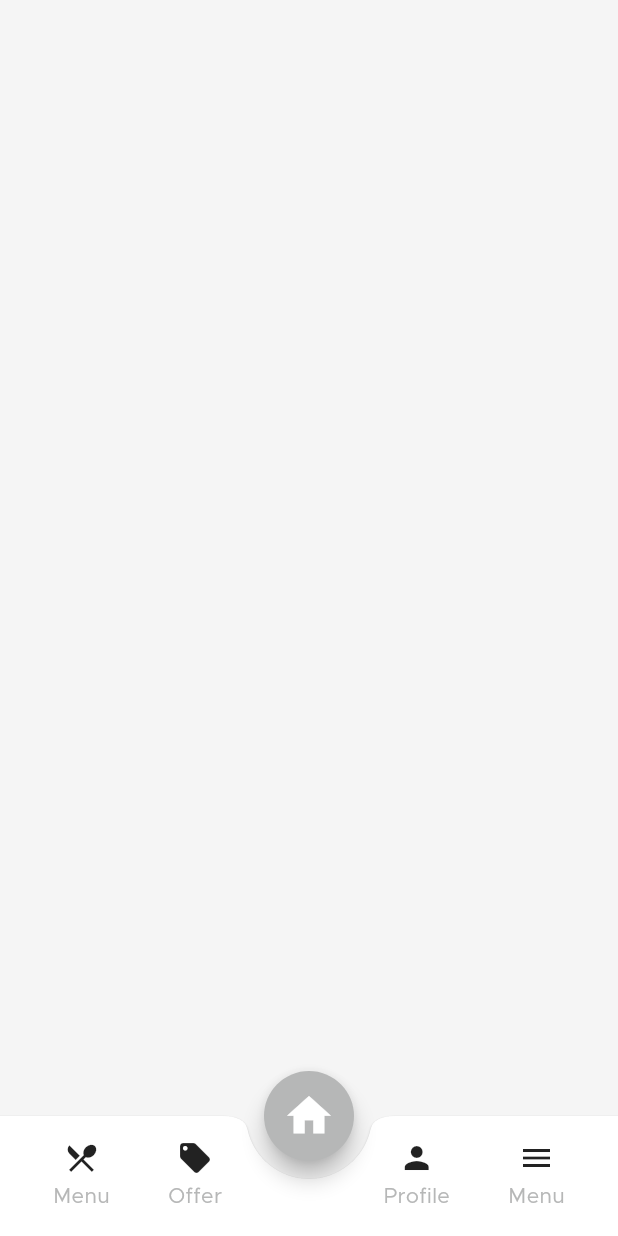
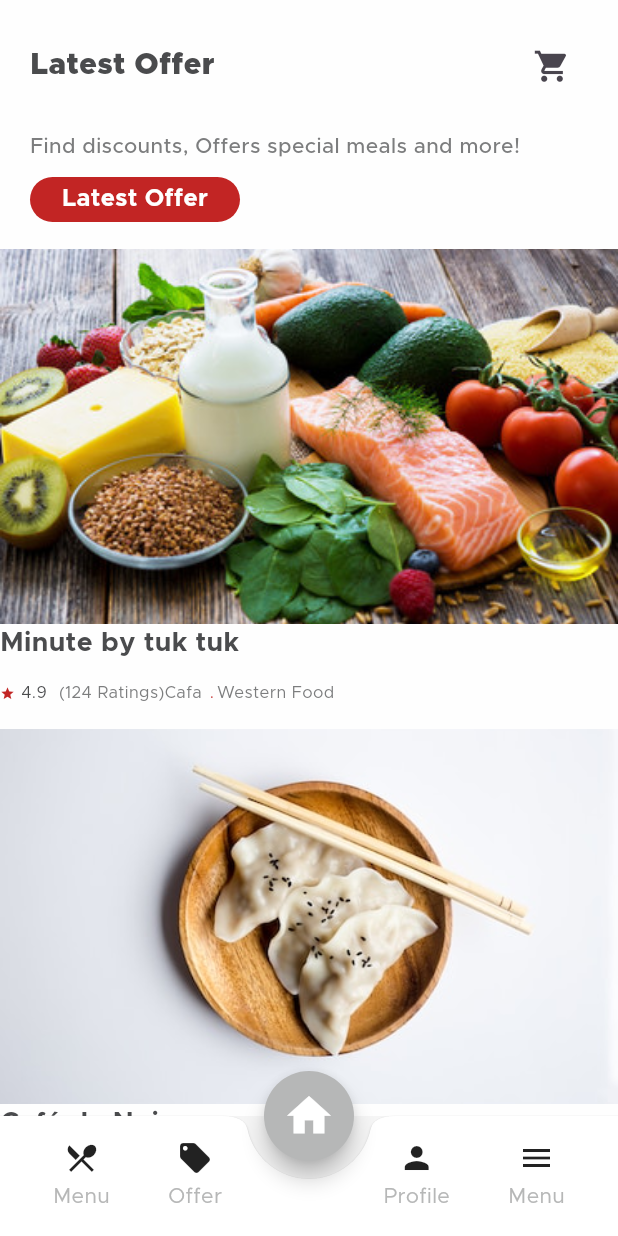
Before and after one commit to Tanmaykushwaha01/food-delivery-app-using-flutter, a Flutter app: the MainTabView screen opened directly, scrolled down 576 dp, after a tap on "Offer", on a phone screen of 412 x 824 dp. Run offline on Flutter 3.47's test engine with Material 3 defaults, Android fonts, the phone set to English and light mode, and no system bars; our stand-ins replace flutter_rating_bar, smooth_page_indicator.

Commit message:
Created Offer Page

```diff
--- /dev/null
+++ b/lib/common-widgets/Rounded-button.dart
@@ -0,0 +1,39 @@
+import 'package:flutter/material.dart';
+
+import '../common/colors.dart';
+
+enum RoundButtonType { bgPrimary, textPrimary }
+
+class RoundedButton extends StatelessWidget {
+  final VoidCallback onPressed;
+  final String title;
+  final RoundButtonType type;
+  final double fontSize;
+  const RoundedButton(
+      {super.key,
+        required this.title,
+        required this.onPressed,
+        this.fontSize = 16,
+        this.type = RoundButtonType.bgPrimary});
+
+  @override
+  Widget build(BuildContext context) {
+    return InkWell(
+      onTap: onPressed,
+      child: Container(
+        height: 56,
+        alignment: Alignment.center,
+        decoration: BoxDecoration(
+          border: type == RoundButtonType.bgPrimary ? null : Border.all(color: TColor.primaryColor, width: 1),
+          color: type == RoundButtonType.bgPrimary ? TColor.primaryColor : TColor.white,
+          borderRadius: BorderRadius.circular(28),
+        ),
+        child: Text(
+          title,
+          style: TextStyle(
+              color: type == RoundButtonType.bgPrimary ? TColor.white :  TColor.primaryColor, fontSize: fontSize, fontWeight: FontWeight.w600),
+        ),
+      ),
+    );
+  }
+}
--- a/lib/view/main-tabview/main-tabview.dart
+++ b/lib/view/main-tabview/main-tabview.dart
@@ -2,6 +2,7 @@ import 'package:fhunger/common-widgets/tab-button.dart';
 import 'package:fhunger/common/colors.dart';
 import 'package:fhunger/view/home/home-view.dart';
 import 'package:fhunger/view/menu/menu-view.dart';
+import 'package:fhunger/view/offer/offer-view.dart';
 import 'package:flutter/material.dart';
 
 class MainTabView extends StatefulWidget {
@@ -73,7 +74,7 @@ class _MainTabViewState extends State<MainTabView> {
                   onTap: () {
                     if (selectTab != 1) {
                       selectTab = 1;
-                      selectPageView = Container();
+                      selectPageView = const OfferView();
                     }
                     if (mounted) {
                       setState(() {});
--- /dev/null
+++ b/lib/view/offer/offer-view.dart
@@ -0,0 +1,132 @@
+import 'package:fhunger/common-widgets/Rounded-button.dart';
+import 'package:fhunger/common-widgets/popular-restaurants-row.dart';
+
+import 'package:fhunger/common/colors.dart';
+import 'package:flutter/material.dart';
+
+class OfferView extends StatefulWidget {
+  const OfferView({super.key});
+
+  @override
+  State<OfferView> createState() => _OfferViewState();
+}
+
+class _OfferViewState extends State<OfferView> {
+  List offerArr = [
+    {
+      "image": "assets/images/highprotienfood.png",
+      "name": "Minute by tuk tuk",
+      "rate": "4.9",
+      "rating": "124",
+      "type": "Cafa",
+      "food_type": "Western Food"
+    },
+    {
+      "image": "assets/images/momo.png",
+      "name": "Café de Noir",
+      "rate": "4.9",
+      "rating": "124",
+      "type": "Cafa",
+      "food_type": "Western Food"
+    },
+    {
+      "image": "assets/images/highprotienfood.png",
+      "name": "Bakes by Tella",
+      "rate": "4.9",
+      "rating": "124",
+      "type": "Cafa",
+      "food_type": "Western Food"
+    },
+    {
+      "image": "assets/images/momo.png",
+      "name": "Café de Noir",
+      "rate": "4.9",
+      "rating": "124",
+      "type": "Cafa",
+      "food_type": "Western Food"
+    },
+  ];
+
+  TextEditingController txtSearch = TextEditingController();
+  @override
+  Widget build(BuildContext context) {
+    return Scaffold(
+        backgroundColor: const Color(0xfffEfEfE),
+        body: SingleChildScrollView(
+          child: Padding(
+            padding: const EdgeInsets.symmetric(vertical: 20),
+            child: Column(
+              children: [
+                Padding(
+                  padding: const EdgeInsets.symmetric(horizontal: 20),
+                  child: Row(
+                    mainAxisAlignment: MainAxisAlignment.spaceBetween,
+                    children: [
+                      Text(
+                        'Latest Offer',
+                        style: TextStyle(
+                            fontSize: 20,
+                            color: TColor.primaryText,
+                            fontWeight: FontWeight.w800),
+                      ),
+                      IconButton(
+                          onPressed: () {},
+                          icon: const Icon(
+                            Icons.shopping_cart,
+                            size: 25,
+                          ))
+                    ],
+                  ),
+                ),
+                const SizedBox(
+                  height: 20,
+                ),
+                Column(
+                  crossAxisAlignment: CrossAxisAlignment.start,
+                  children: [
+                    Padding(
+                      padding: const EdgeInsets.symmetric(horizontal: 20),
+                      child: Text(
+                        "Find discounts, Offers special meals and more!",
+                        style: TextStyle(
+                            fontSize: 14,
+                            fontWeight: FontWeight.w500,
+                            color: TColor.secondaryText),
+                      ),
+                    ),
+                    const SizedBox(
+                      height: 10,
+                    ),
+                    Padding(
+                      padding: const EdgeInsets.symmetric(horizontal: 20),
+                      child: SizedBox(
+                        width: 140,
+                        height: 30,
+                        child: RoundedButton(
+                          onPressed: () {},
+                          title: 'Latest Offer',
+                        ),
+                      ),
+                    ),
+                    const SizedBox(
+                      height: 10,
+                    ),
+                    ListView.builder(
+                        physics: const NeverScrollableScrollPhysics(),
+                        shrinkWrap: true,
+                        itemCount: offerArr.length,
+                        itemBuilder: ((context, index) {
+                          var pObj = offerArr[index] as Map? ?? {};
+                          return PopularRestaurantRow(
+                            onTap: () {},
+                            pObj: pObj,
+                          );
+                        })),
+                  ],
+                )
+              ],
+            ),
+          ),
+        ));
+  }
+}
```
